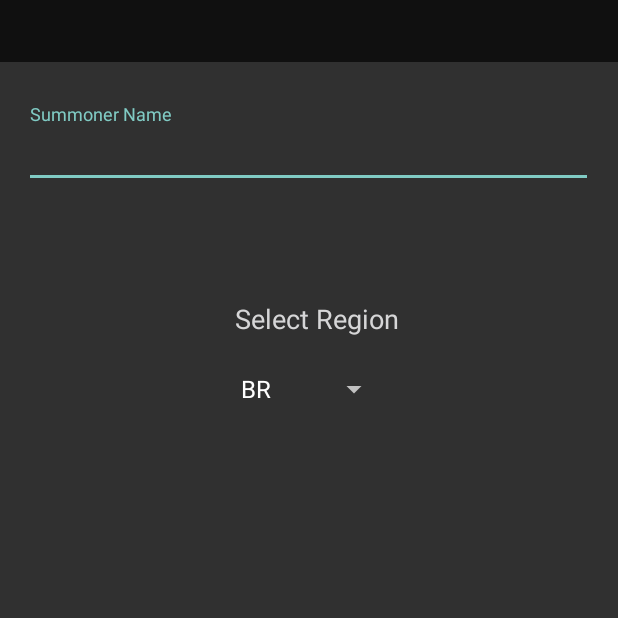
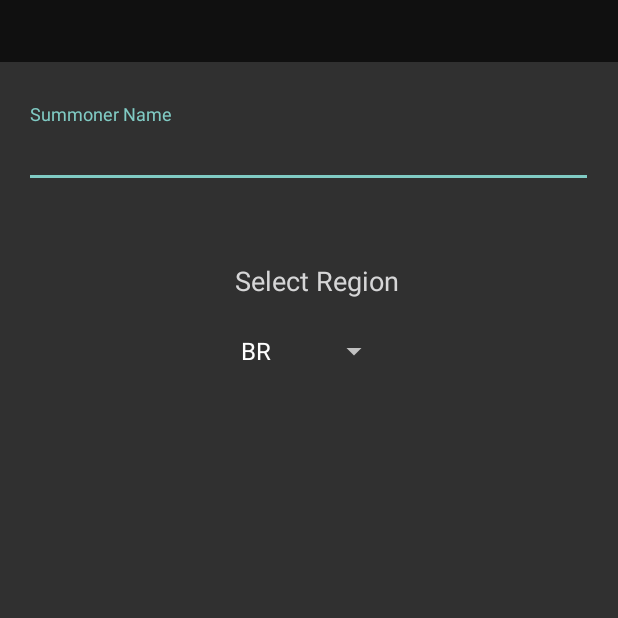
Before and after one commit to lmercado/lolosito, an Android app: the SummonerServerSearchActivity screen opened directly, with no data from a screen before it, on a phone screen of 412 x 824 dp, the top half of it. Run offline under Robolectric (Android 15) with nearby library versions, the phone set to English and light mode, and no system bars.

Commit message:
kda calc and small change

```diff
--- a/app/src/main/res/layout/activity_search.xml
+++ b/app/src/main/res/layout/activity_search.xml
@@ -20,7 +20,7 @@
         app:layout_constraintEnd_toEndOf="parent"
         app:layout_constraintStart_toStartOf="parent"
         app:layout_constraintTop_toTopOf="parent"
-        app:layout_constraintVertical_bias="0.304" />
+        app:layout_constraintVertical_bias="0.271" />
 
     <TextView
         android:id="@+id/textView"
@@ -38,7 +38,7 @@
         app:layout_constraintHorizontal_bias="0.498"
         app:layout_constraintStart_toStartOf="parent"
         app:layout_constraintTop_toTopOf="parent"
-        app:layout_constraintVertical_bias="0.245" />
+        app:layout_constraintVertical_bias="0.212" />
 
     <android.support.design.widget.TextInputLayout
         android:id="@+id/textInputLayout"
@@ -65,6 +65,9 @@
             android:layout_marginTop="8dp"
             android:hint="Summoner Name"
             android:textSize="18sp"
+            android:maxLines="1"
+            android:lines="1"
+            android:singleLine="true"
             app:layout_constraintBottom_toBottomOf="parent"
             app:layout_constraintEnd_toEndOf="parent"
             app:layout_constraintHorizontal_bias="1.0"
```
Also changed, not shown: app/src/main/java/com/ngti/leandro/lol/utils/MatchStats.java (+10 -3 lines).
